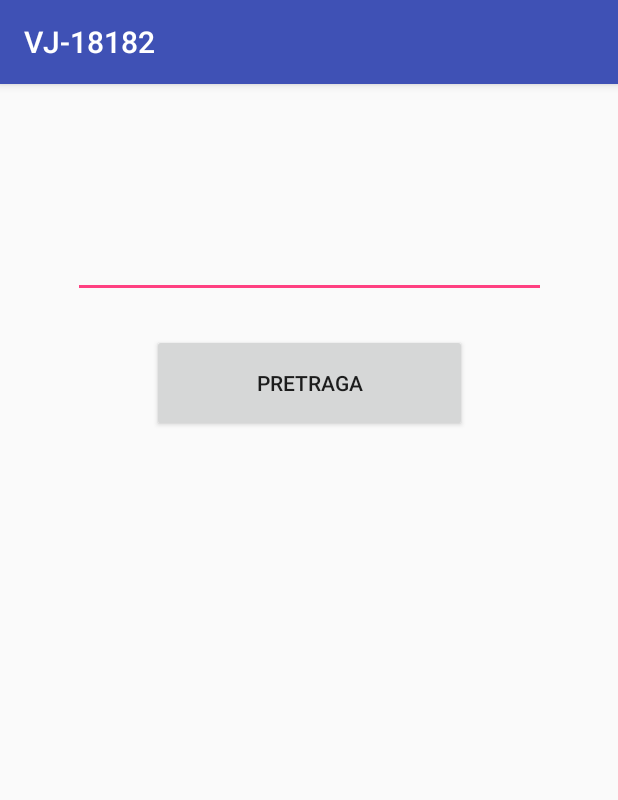
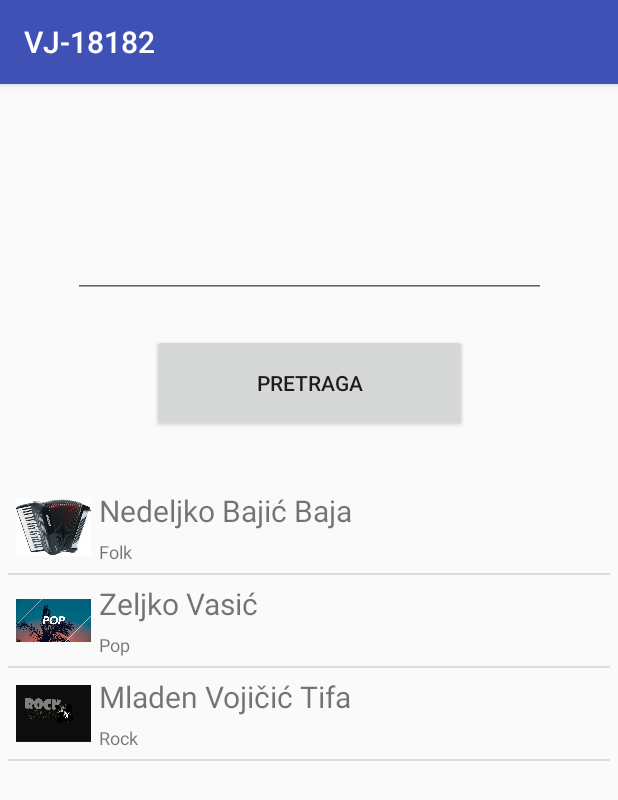
Before and after one commit to avid-dz/VJ-18182, an Android app: the screen it shows after launch (MainActivity), on a phone screen of 412 x 824 dp. Shown: the top 800 px of the screen. Run offline under Robolectric (Android 15) with nearby library versions, the light colour scheme and no system bars.

Commit message:
Prikaz liste muzicara sa slikama zanrova implementiran

```diff
--- a/app/src/main/java/ba/unsa/etf/rma/VJ_18182/ListaMuzicaraAdapter.java
+++ b/app/src/main/java/ba/unsa/etf/rma/VJ_18182/ListaMuzicaraAdapter.java
@@ -9,6 +9,7 @@
 import android.view.ViewGroup;
 import android.widget.BaseAdapter;
 import android.widget.ImageView;
+import android.widget.TextView;
 
 import java.util.ArrayList;
 
@@ -18,7 +19,7 @@
     private ArrayList lista;
     private static LayoutInflater inflater = null;
     public Resources resources;
-    Muzicar tempValues = null;
+    Muzicar muzicar = null;
     int i = 0;
 
     public ListaMuzicaraAdapter(Activity activity, ArrayList arrayList, Resources resources) {
@@ -51,12 +52,36 @@
 
     @Override
     public View getView(int position, View convertView, ViewGroup parent) {
-        return null;
+        View vi = convertView;
+        ViewHolder holder;
+        if (convertView == null) {
+            vi = inflater.inflate(R.layout.element_liste, null);
+            holder = new ViewHolder();
+            holder.icon = (ImageView) vi.findViewById(R.id.icon);
+            holder.nazivMuzicara = (TextView) vi.findViewById(R.id.nazivMuzicara);
+            holder.zanr = (TextView) vi.findViewById(R.id.zanr);
+            vi.setTag(holder);
+        }
+        else {
+            holder = (ViewHolder) vi.getTag();
+        }
+        if (lista.size() <= 0) {
+            holder.nazivMuzicara.setText(R.string.no_info);
+        }
+        else {
+            muzicar = (Muzicar) lista.get(position);
+            holder.nazivMuzicara.setText(muzicar.getImeIPrezime());
+            holder.zanr.setText(muzicar.getZanr());
+            holder.icon.setImageResource(resources.getIdentifier
+                    ("ba.unsa.etf.rma.VJ_18182:drawable/" + muzicar.getSlikaZanra(),
+                            null, null));
+        }
+        return vi;
     }
 
     public static class ViewHolder {
-        public String nazivMuzicara;
-        public String zanr;
-        public ImageView slikaZanra;
+        public TextView nazivMuzicara;
+        public TextView zanr;
+        public ImageView icon;
     }
 }
--- a/app/src/main/java/ba/unsa/etf/rma/VJ_18182/MainActivity.java
+++ b/app/src/main/java/ba/unsa/etf/rma/VJ_18182/MainActivity.java
@@ -1,9 +1,8 @@
 package ba.unsa.etf.rma.VJ_18182;
 
+import android.content.res.Resources;
 import android.os.Bundle;
 import android.support.v7.app.AppCompatActivity;
-import android.view.View;
-import android.widget.ArrayAdapter;
 import android.widget.Button;
 import android.widget.EditText;
 import android.widget.ListView;
@@ -15,26 +14,45 @@
     private Button dugme;
     private EditText tekst;
     private ListView lista;
-    private ArrayAdapter<String> adapter;
+    private ListaMuzicaraAdapter adapter;
+    private ArrayList<Muzicar> listaMuzicara = new ArrayList<>();
 
     @Override
     protected void onCreate(Bundle savedInstanceState) {
         super.onCreate(savedInstanceState);
         setContentView(R.layout.activity_main);
+        napuniListu();
         dugme = (Button) findViewById(R.id.button);
         tekst = (EditText) findViewById(R.id.editText);
         lista = (ListView) findViewById(R.id.listView);
-        final ArrayList<String> unosi = new ArrayList<>();
-        adapter = new ArrayAdapter<>
-                (this, R.layout.element_liste, R.id.Itemname, unosi);
+        Resources resources = getResources();
+        adapter = new ListaMuzicaraAdapter(this, listaMuzicara, resources);
         lista.setAdapter(adapter);
-        dugme.setOnClickListener(new View.OnClickListener() {
+        /*dugme.setOnClickListener(new View.OnClickListener() {
             @Override
             public void onClick(View v) {
                 unosi.add(0, tekst.getText().toString());
                 adapter.notifyDataSetChanged();
                 tekst.setText("");
             }
-        });
+        });*/
+    }
+
+    private void napuniListu() {
+        listaMuzicara.add(new Muzicar("Nedeljko Bajić Baja", "Folk",
+                "www.nedeljkobajicbaja.com",
+                "Nedeljko Bajić Baja (9. juni 1968. Šipovo, Jugoslavija) je srbijanski " +
+                        "pop-folk pjevač porijeklom iz Bosne i Hercegovine. ", "folk1"));
+        listaMuzicara.add(new Muzicar("Zeljko Vasić", "Pop",
+                "zeljkovasic.com", "Željko Vasić (rođen je 10. decembra 1979. " +
+                "godine u Zaječaru) je srpski pop pevač, kompozitor i tekstopisac.", "pop1"));
+        listaMuzicara.add(new Muzicar("Mladen Vojičić Tifa", "Rock", "",
+                "Mladen Vojičić, poznatiji po svom nadimku Tifa, " +
+                "(Sarajevo 17. listopada 1960.) bosanskohercegovački je rock pjevač. " +
+                "Postao je poznat diljem Jugoslavije po svom kratkotrajnom boravku na mjestu pjevača " +
+                "Bijelog dugmeta polovinom 1980-ih. Osim što je bio u Bijelom dugmetu, pjevao je u brojnim sastavima " +
+                "s različitim stupnjevima uspješnosti " +
+                "(Teška industrija, Vatreni poljubac i Divlje jagode). Danas, Tifa vodi solo karijeru.", "rock1"));
+
     }
 }
--- a/app/src/main/java/ba/unsa/etf/rma/VJ_18182/Muzicar.java
+++ b/app/src/main/java/ba/unsa/etf/rma/VJ_18182/Muzicar.java
@@ -6,19 +6,23 @@
     private String zanr;
     private String webStranica;
     private String biografija;
+    private String slikaZanra;
 
     public Muzicar() {
         imeIPrezime = "";
         zanr = "";
         webStranica = "";
         biografija = "";
+        slikaZanra = "";
     }
 
-    public Muzicar(String imeIPrezime, String zanr, String webStranica, String biografija) {
+    public Muzicar(String imeIPrezime, String zanr, String webStranica, String biografija,
+                   String slikaZanra) {
         this.imeIPrezime = imeIPrezime;
         this.zanr = zanr;
         this.webStranica = webStranica;
         this.biografija = biografija;
+        this.slikaZanra = slikaZanra;
     }
 
     public String getImeIPrezime() {
@@ -52,4 +56,12 @@
     public void setBiografija(String biografija) {
         this.biografija = biografija;
     }
+
+    public String getSlikaZanra() {
+        return slikaZanra;
+    }
+
+    public void setSlikaZanra(String slikaZanra) {
+        this.slikaZanra = slikaZanra;
+    }
 }
--- a/app/src/main/res/layout/element_liste.xml
+++ b/app/src/main/res/layout/element_liste.xml
@@ -9,18 +9,34 @@
         android:id="@+id/icon"
         android:layout_width="50dp"
         android:layout_height="50dp"
+        android:layout_marginLeft="5dp"
         android:layout_marginTop="5dp"
+        android:layout_marginRight="5dp"
         android:layout_marginBottom="5dp"
-        android:layout_marginLeft="5dp"
-        android:layout_marginRight="5dp"
+        android:contentDescription="@string/opis_slike"
         android:src="@drawable/baja1" />
 
-    <TextView
-        android:id="@+id/Itemname"
-        android:layout_width="wrap_content"
-        android:layout_height="wrap_content"
-        android:textSize="20sp"
-        android:paddingTop="5dp" />
+    <LinearLayout
+        android:layout_width="match_parent"
+        android:layout_height="match_parent"
+        android:orientation="vertical">
+
+        <TextView
+            android:id="@+id/nazivMuzicara"
+            android:layout_width="wrap_content"
+            android:layout_height="wrap_content"
+            android:paddingTop="5dp"
+            android:paddingBottom="3dp"
+            android:textSize="20sp" />
+
+        <TextView
+            android:id="@+id/zanr"
+            android:layout_width="wrap_content"
+            android:layout_height="wrap_content"
+            android:paddingTop="2dp"
+            android:paddingBottom="5dp"
+            android:textSize="12sp" />
+    </LinearLayout>
 
 
 </LinearLayout>
--- a/app/src/main/res/values/strings.xml
+++ b/app/src/main/res/values/strings.xml
@@ -1,3 +1,5 @@
 <resources>
     <string name="app_name">VJ-18182</string>
+    <string name="opis_slike">Žanr</string>
+    <string name="no_info">(nema informacija)</string>
 </resources>
```
